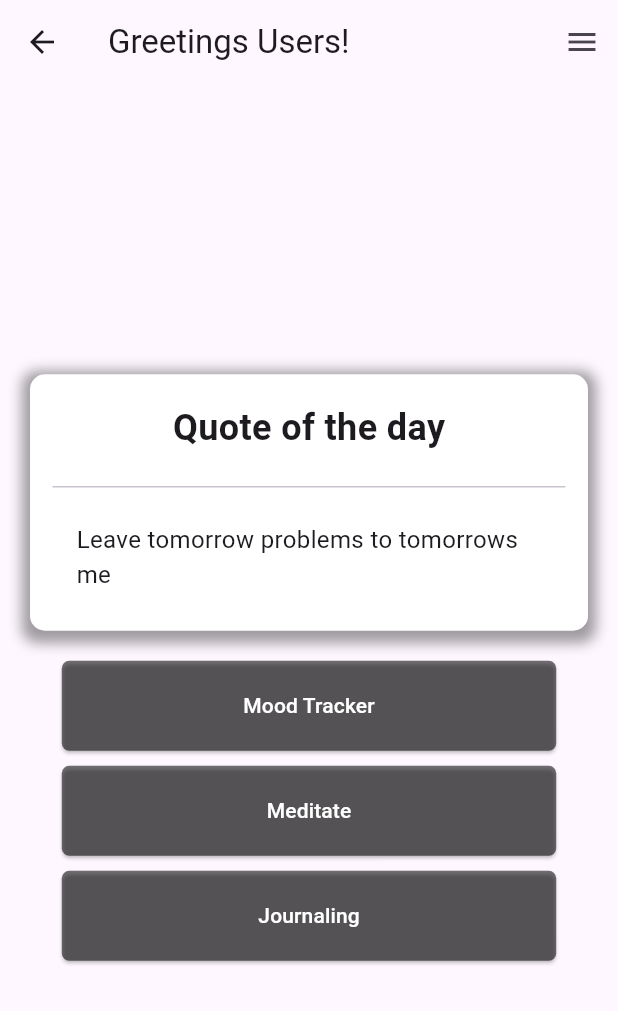
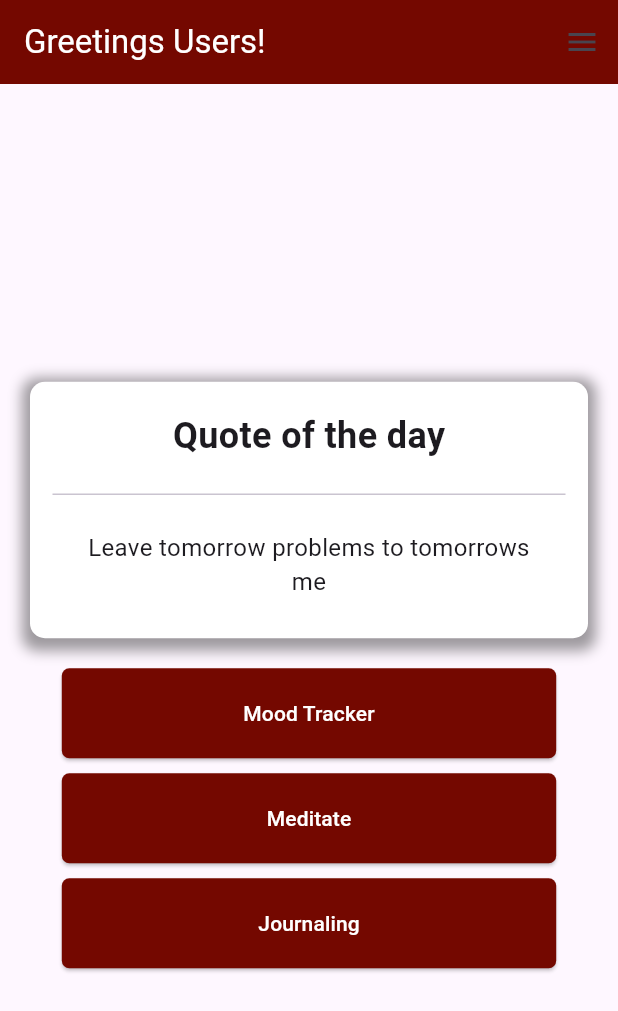
Before and after one commit to phirito/Mentalease_prj1, a Flutter app: the HomeArea screen opened directly, on a phone screen of 412 x 824 dp. Shown: the top 1011 px of the screen. Run offline on Flutter 3.47's test engine with Material 3 defaults, Android fonts, the phone set to English and light mode, and no system bars.

Commit message:
new update

```diff
--- a/mentalease_2/lib/home_area.dart
+++ b/mentalease_2/lib/home_area.dart
@@ -2,6 +2,7 @@ import 'package:flutter/material.dart';
 import 'package:mentalease_2/journaling_area.dart';
 import 'package:mentalease_2/meditate_area.dart';
 import 'package:mentalease_2/mood_tracker.dart';
+import 'package:mentalease_2/signup_area.dart'; // Import the LoginArea
 
 class HomeArea extends StatefulWidget {
   const HomeArea({super.key});
@@ -30,7 +31,13 @@ class _HomeAreaState extends State<HomeArea>
   Widget build(BuildContext context) {
     return Scaffold(
       appBar: AppBar(
-        title: const Text('Greetings Users!'),
+        title: const Text(
+          'Greetings Users!',
+          style: TextStyle(color: Colors.white),
+        ),
+        backgroundColor:
+            const Color.fromARGB(255, 116, 8, 0), // Maroon background
+        automaticallyImplyLeading: false,
       ),
       endDrawer: Drawer(
         child: ListView(
@@ -38,7 +45,8 @@ class _HomeAreaState extends State<HomeArea>
           children: <Widget>[
             const DrawerHeader(
               decoration: BoxDecoration(
-                color: Colors.blue,
+                color:
+                    Color.fromARGB(255, 145, 145, 145), // Maroon drawer header
               ),
               child: Text(
                 '',
@@ -69,6 +77,20 @@ class _HomeAreaState extends State<HomeArea>
                 Navigator.pop(context);
               },
             ),
+            const Divider(),
+            ListTile(
+              leading: const Icon(Icons.login),
+              title: const Text('Sign Up'),
+              onTap: () {
+                Navigator.pop(context); // Close the drawer
+                Navigator.push(
+                  context,
+                  MaterialPageRoute(builder: (context) {
+                    return SignUpArea();
+                  }),
+                );
+              },
+            ),
           ],
         ),
       ),
@@ -80,8 +102,8 @@ class _HomeAreaState extends State<HomeArea>
                 mainAxisAlignment: MainAxisAlignment.center,
                 children: <Widget>[
                   Container(
-                    margin: const EdgeInsets.symmetric(
-                        horizontal: 20, vertical: 10),
+                    margin: const EdgeInsets.only(
+                        top: 20, left: 20, right: 20), // Space added at the top
                     padding: const EdgeInsets.fromLTRB(
                       15,
                       5,
@@ -96,12 +118,11 @@ class _HomeAreaState extends State<HomeArea>
                           color: Colors.black38,
                           spreadRadius: 5,
                           blurRadius: 7,
-                          offset: Offset(0, 3), // changes position of shadow
+                          offset: Offset(0, 3), // Shadow position
                         ),
                       ],
                     ),
                     child: Column(
-                      mainAxisSize: MainAxisSize.min,
                       children: <Widget>[
                         Container(
                           padding: const EdgeInsets.all(14.0),
@@ -117,12 +138,13 @@ class _HomeAreaState extends State<HomeArea>
                           child: const Text(
                             'Leave tomorrow problems to tomorrows me',
                             style: TextStyle(fontSize: 16),
+                            textAlign: TextAlign.center,
                           ),
                         ),
                       ],
                     ),
                   ),
-                  const SizedBox(height: 10),
+                  const SizedBox(height: 20),
                   Column(
                     children: [
                       ElevatedButton(
@@ -135,7 +157,8 @@ class _HomeAreaState extends State<HomeArea>
                           );
                         },
                         style: ElevatedButton.styleFrom(
-                            backgroundColor: Colors.black54,
+                            backgroundColor: const Color.fromARGB(
+                                255, 116, 8, 0), // Maroon button
                             foregroundColor: Colors.white,
                             shape: RoundedRectangleBorder(
                               borderRadius: BorderRadius.circular(5),
@@ -154,7 +177,8 @@ class _HomeAreaState extends State<HomeArea>
                           );
                         },
                         style: ElevatedButton.styleFrom(
-                            backgroundColor: Colors.black54,
+                            backgroundColor: const Color.fromARGB(
+                                255, 116, 8, 0), // Maroon button
                             foregroundColor: Colors.white,
                             shape: RoundedRectangleBorder(
                               borderRadius: BorderRadius.circular(5),
@@ -173,7 +197,8 @@ class _HomeAreaState extends State<HomeArea>
                           );
                         },
                         style: ElevatedButton.styleFrom(
-                            backgroundColor: Colors.black54,
+                            backgroundColor: const Color.fromARGB(
+                                255, 116, 8, 0), // Maroon button
                             foregroundColor: Colors.white,
                             shape: RoundedRectangleBorder(
                               borderRadius: BorderRadius.circular(5),
```
Also changed, not shown: mentalease_2/lib/login_area.dart (+21 -2 lines), mentalease_2/lib/main.dart (+28 -9 lines), mentalease_2/lib/signup_area.dart (+17 -9 lines).
